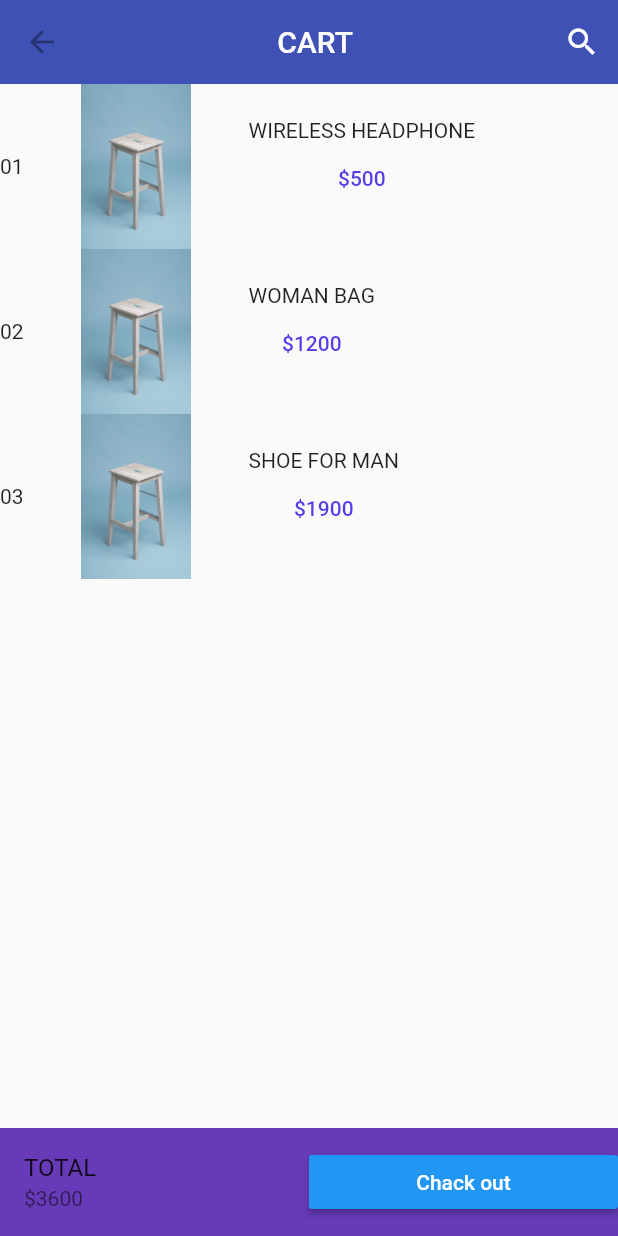
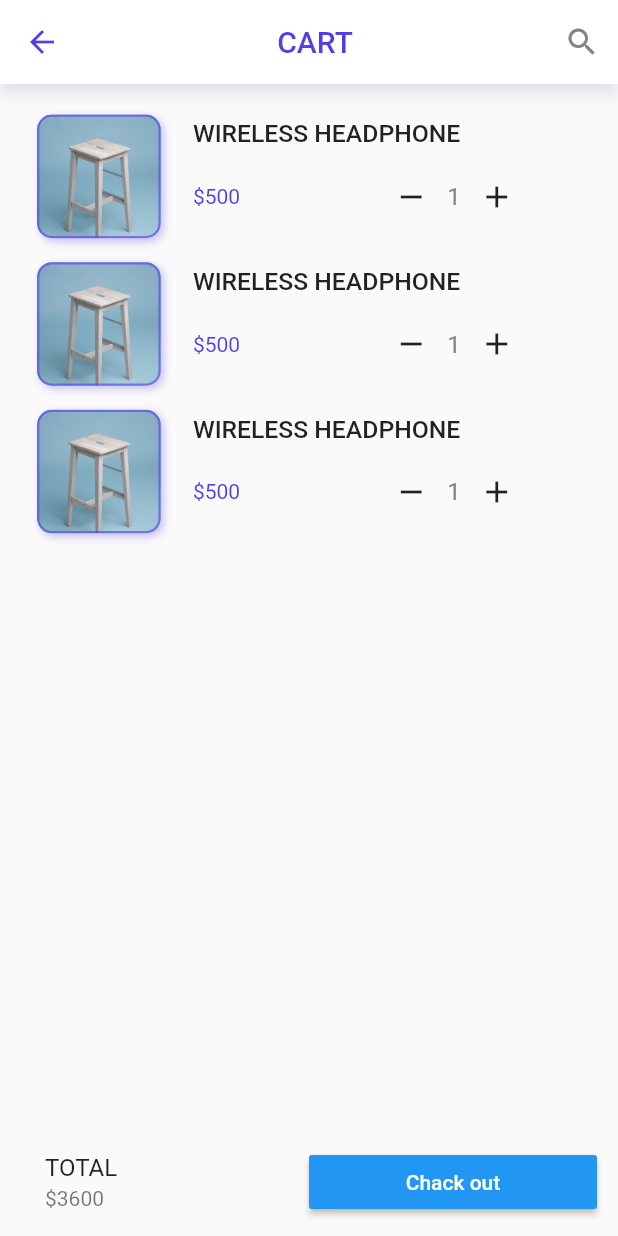
Before and after one commit to mjahid98/fluthut, a Flutter app: the Cart screen opened directly, on a phone screen of 412 x 824 dp. Run offline on Flutter 3.47's test engine with Material 2 defaults, Android fonts, the phone set to English and light mode, and no system bars; our stand-ins replace flutter_svg, get.

Commit message:
Slightly Home and cart screen modified.

```diff
--- a/lib/api_service/remote_service.dart
+++ b/lib/api_service/remote_service.dart
@@ -1,13 +1,13 @@
 // This file can be named as repository remote service or something like that.
 
-import 'dart:convert';
+// import 'dart:convert';
 
 import 'package:fluthut/models/all_products_model/all_products_model.dart';
 import 'package:http/http.dart' as http;
 
 class RemoteService {
   static Future<List<ProductsModel>?> getProducts() async {
-    String url = "https://fluthut.oxience.com/wp-json/wc/v3/products?per_page=100&publish=true&consumer_key=ck_94287ba676e5be4cc26a4c4dd4e7d738e0abddb3&consumer_secret=cs_725c143ea6f2d8d9e988df7111d21def45c15f6a";
+    String url = "https://fluthut.oxience.com/wp-json/wc/v3/products?publish=true&consumer_key=ck_94287ba676e5be4cc26a4c4dd4e7d738e0abddb3&consumer_secret=cs_725c143ea6f2d8d9e988df7111d21def45c15f6a";
     Uri uri = Uri.parse(url);
 
     var response = await http.get(uri);
--- a/lib/screens/cart_screen/mycart.dart
+++ b/lib/screens/cart_screen/mycart.dart
@@ -1,4 +1,9 @@
+import 'package:fluthut/components/search_bar.dart';
 import 'package:flutter/material.dart';
+
+import '../../constants.dart';
+import '../../size_config.dart';
+
 class Cart extends StatefulWidget {
   const Cart({Key? key}) : super(key: key);
 
@@ -7,92 +12,173 @@ class Cart extends StatefulWidget {
 }
 
 class _CartState extends State<Cart> {
+  bool isVisible = false;
+  int qty = 1;
+
   @override
   Widget build(BuildContext context) {
     return SafeArea(
       child: Scaffold(
+        appBar: AppBar(
+          // elevation: 0.1,
+          shadowColor: Colors.indigo.withOpacity(.2),
+          backgroundColor: Colors.white,
+          title: Center(
+            child: isVisible == true
+                ? Visibility(child: SearchBar())
+                : Text(
+                    'CART',
+                    style: TextStyle(color: kPrimaryColor),
+                  ),
+          ),
+          leading: IconButton(
+              onPressed: () {
+                Navigator.pop(context);
+              },
+              icon: Icon(Icons.arrow_back),
+              color: kPrimaryColor),
 
-        appBar: AppBar(
-          elevation: 0.1,
-          backgroundColor: Colors.indigo,
-          title: Center(child:Text('CART'),),
-         leading: IconButton(onPressed: (){Navigator.pop(context);},
-             icon:Icon(Icons.arrow_back),
-         color: Colors.black38),
           actions: [
             IconButton(
-              icon:Icon(
-              Icons.search,
-              color:Colors.white) , onPressed: () {},
+              icon: Icon(isVisible == false ? Icons.search : Icons.close,
+                  color: kSecondaryColor),
+              onPressed: () {
+                setState(() {
+                  isVisible == false ? isVisible = true : isVisible = false;
+                });
+              },
             ),
           ],
         ),
+        body: ListView.builder(
+            padding: EdgeInsets.only(
+              bottom: percentWidth(3),
+              top: percentWidth(3),
+              right: percentWidth(6),
+              left: percentWidth(6),
+            ),
+            scrollDirection: Axis.vertical,
+            itemCount: 3,
+            itemBuilder: (BuildContext context, int index) {
+              return Padding(
+                padding: const EdgeInsets.symmetric(vertical: 8.0),
+                child: Row(
+                    mainAxisAlignment: MainAxisAlignment.spaceBetween,
+                    children: [
+                      // Text(
+                      //   '0${index + 1}',
+                      // ),
+                      Container(
+                        height: percentWidth(20),
+                        width: percentWidth(20),
+                        margin: EdgeInsets.only(right: 10),
+                        // clipBehavior: Clip.antiAlias,
+                        decoration: BoxDecoration(
+                          border: Border.all(
+                              color: kPrimaryColor.withOpacity(.6), width: 1.5),
+                          image: DecorationImage(
+                            image: AssetImage(
+                              'assets/images/product-image-1.jpg',
+                            ),
+                            fit: BoxFit.cover,
+                          ),
+                          boxShadow: [
+                            BoxShadow(
+                              color: kPrimaryColor.withOpacity(0.3),
+                              spreadRadius: 0,
+                              blurRadius: 4,
+                              offset:
+                                  Offset(2, 2), // changes position of shadow
+                            ),
+                          ],
+                          borderRadius: BorderRadius.all(Radius.circular(10.0)),
+                        ),
+                        // child: Image.asset(
+                        //   'assets/images/product-image-1.jpg',
+                        //   fit: BoxFit.cover,
+                        //   height: percentWidth(20),
+                        //   width: percentWidth(20),
+                        // ),
+                      ),
+                      Column(
+                        crossAxisAlignment: CrossAxisAlignment.start,
+                        children: [
+                          Text(
+                            'WIRELESS HEADPHONE',
+                            style: TextStyle(
+                                fontWeight: FontWeight.w500,
+                                fontSize: percentWidth(4)),
+                          ),
+                          SizedBox(height: percentWidth(2)),
+                          Container(
+                            width: percentWidth(55),
+                            child: Row(
+                                mainAxisAlignment:
+                                    MainAxisAlignment.spaceBetween,
+                                children: [
+                                  Text(
+                                    '\$500',
+                                    style: TextStyle(color: kPrimaryColor),
+                                  ),
+                                  //The quantity
+                                  Container(
+                                    child: Row(
+                                      children: [
+                                        IconButton(
+                                            onPressed: () {
+                                              qty > 1 ? qty--: qty;
+                                              setState(() {});
+                                            },
+                                            icon: Icon(Icons.remove)),
+                                        Text(
+                                          '$qty',
+                                          style: TextStyle(
+                                              color: kSecondaryColor, fontSize: 16),
+                                        ),
+                                        IconButton(
+                                            onPressed: () {
+                                              qty++;
+                                              setState(() {});
+                                            },
+                                            icon: Icon(Icons.add)),
+                                      ],
+                                    ),
+                                  )
+
+                                ]),
+                          )
+                        ],
+                      ),
+                      SizedBox(
+                        width: percentWidth(5),
+                      )
+                    ]),
+              );
+            }),
         bottomNavigationBar: Container(
-          color: Colors.deepPurple,
+          // color: Colors.deepPurple,
+          padding: EdgeInsets.symmetric(horizontal: 14),
           child: Row(
             children: [
-              Expanded(child: ListTile(
-                title: Text('TOTAL'),
-                subtitle: Text('\$3600'),
+              Expanded(
+                child: ListTile(
+                  title: Text('TOTAL'),
+                  subtitle: Text('\$3600'),
+                ),
               ),
-              ),
-              Expanded(child: MaterialButton(onPressed: (){},
-              child: Text('Chack out',
-                style: TextStyle(color: Colors.white),),
+              Expanded(
+                  child: MaterialButton(
+                onPressed: () {},
+                child: Text(
+                  'Chack out',
+                  style: TextStyle(color: Colors.white),
+                ),
                 color: Colors.blue,
               ))
             ],
-
           ),
         ),
-body:
-Column(children: [
-  Row(
-      mainAxisAlignment :MainAxisAlignment.start,
-      children: [Text('01',),
-        Container(
-          height: 110,
-          width: 150,
-          child: Image.asset('assets/images/product-image-1.jpg'),
-        ),
-        Column(children: [
-          Text('WIRELESS HEADPHONE'),
-          TextButton(onPressed: (){}, child:Text('\$500'))
-        ],)
-      ],
-  ),
-  Row(
-      mainAxisAlignment :MainAxisAlignment.start,
-      children: [Text('02',),
-        Container(
-          height: 110,
-          width: 150,
-          child: Image.asset('assets/images/product-image-1.jpg'),
-        ),
-        Column(children: [
-          Text('WOMAN BAG'),
-          TextButton(onPressed: (){}, child:Text('\$1200'))
-        ],)
-      ],
-  ),
-  Row(
-      mainAxisAlignment :MainAxisAlignment.start,
-      children: [Text('03',),
-        Container(
-          height: 110,
-          width: 150,
-          child: Image.asset('assets/images/product-image-1.jpg'),
-        ),
-        Column(children: [
-          Text('SHOE FOR MAN'),
-          TextButton(onPressed: (){}, child:Text('\$1900'))
-        ],)
-      ],
-  ),
-
-],),),
+      ),
     );
-
-
   }
 }
--- a/lib/screens/home/homescreen.dart
+++ b/lib/screens/home/homescreen.dart
@@ -1,4 +1,5 @@
 import 'package:fluthut/screens/cart_screen/mycart.dart';
+import 'package:flutter/cupertino.dart';
 import 'package:flutter/material.dart';
 import 'package:fluthut/size_config.dart';
 import 'package:fluthut/components/category_grid.dart';
@@ -37,7 +38,23 @@ class _HomeScreenState extends State<HomeScreen> {
           ),
           actions: [
             IconButton(
-              icon: Icon(Icons.add_shopping_cart_outlined, color: kSecondaryColor),
+              icon: Stack(
+                alignment: AlignmentDirectional.topEnd,
+                clipBehavior: Clip.none,
+                children: [
+                  Icon(Icons.shopping_cart_outlined, color: kSecondaryColor),
+                  Positioned(
+                    top: -8,
+                    right: -5,
+                    child: Container(
+
+                      padding: EdgeInsets.symmetric(vertical: 1, horizontal: 5),
+                      decoration: BoxDecoration(color: kPrimaryColor, borderRadius:  BorderRadius.circular(50.0)),
+                      child: Text('0'),
+                    ),
+                  )
+                ],
+              ),
               onPressed: () {
                 Navigator.push(context, MaterialPageRoute(
                     builder:(context)=> Cart(),),);
```
